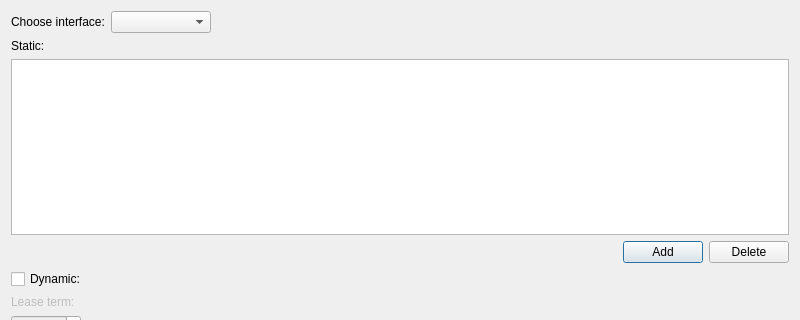
This is src/forms/dhcpserverproperty.ui in Vortm4x/netemul as Qt 5 draws it before an edit; both pictures show x 0 to 800 and y 0 to 320 of the 800 by 462 pixel window. The edited form follows.
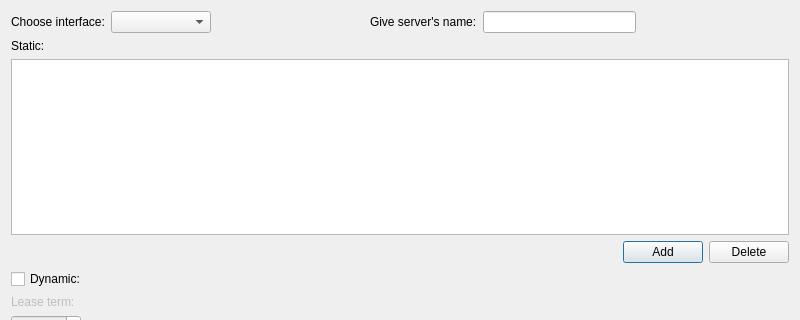
This is the edited form. Icons and pictures are not drawn. Custom widgets are drawn as their Qt base class.

The edit to the form file:
```diff
--- a/src/forms/dhcpserverproperty.ui
+++ b/src/forms/dhcpserverproperty.ui
@@ -45,6 +45,29 @@
        </property>
       </widget>
      </item>
+     <item>
+      <spacer name="horizontalSpacer_4">
+       <property name="orientation">
+        <enum>Qt::Horizontal</enum>
+       </property>
+       <property name="sizeHint" stdset="0">
+        <size>
+         <width>40</width>
+         <height>20</height>
+        </size>
+       </property>
+      </spacer>
+     </item>
+     <item>
+      <widget class="QLabel" name="label_4">
+       <property name="text">
+        <string>Give server's name:</string>
+       </property>
+      </widget>
+     </item>
+     <item>
+      <widget class="QLineEdit" name="le_name"/>
+     </item>
      <item>
       <spacer name="horizontalSpacer_3">
        <property name="orientation">
```
Left out of the diff: 12 changed lines with no effect on the pictures.
